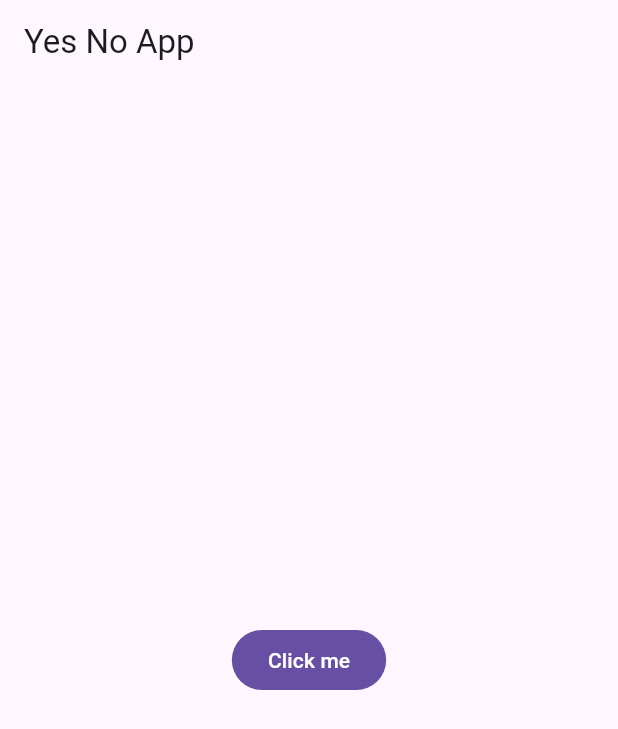
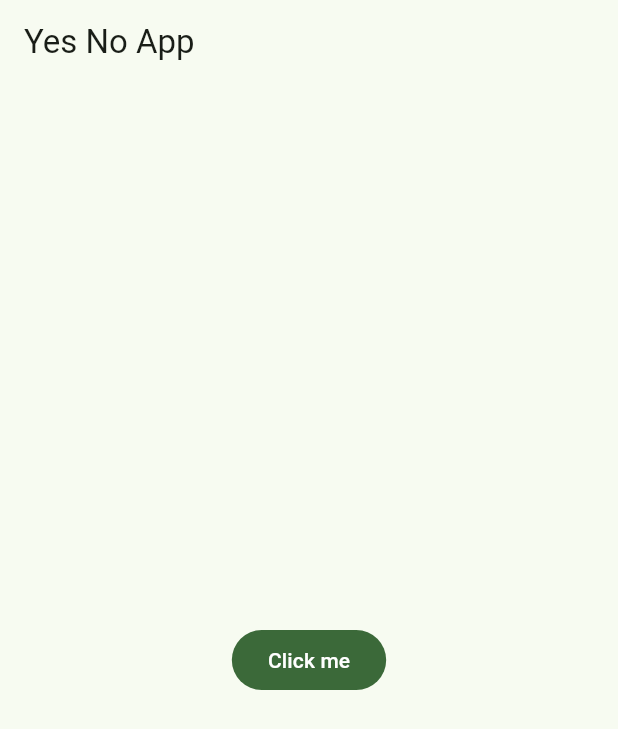
Before and after one commit to up220672/yes_no_app, a Flutter app: the screen it shows after launch, on a phone screen of 412 x 824 dp. Shown: the top 729 px of the screen. Run offline on Flutter 3.47's test engine with Material 3 defaults, Android fonts, the phone set to English and light mode, and no system bars.

Commit message:
Lección 1_2 lista

```diff
--- /dev/null
+++ b/lib/config/theme/app_theme.dart
@@ -0,0 +1,25 @@
+import 'package:flutter/material.dart';
+
+class AppTheme {
+  static const Color _customColor = Color.fromARGB(255, 62, 8, 149); // Color morado
+
+  static const List<Color> colorThemes = [
+    _customColor,
+    Colors.blue,
+    Colors.teal,
+    Colors.green,
+    Colors.yellow,
+    Colors.orange,
+    Colors.pink,
+  ];
+
+  static ThemeData getTheme(int selectedColor) {
+    assert(selectedColor >= 0 && selectedColor < colorThemes.length,
+        'selectedColor must be between 0 and ${colorThemes.length - 1}');
+
+    return ThemeData(
+      useMaterial3: true,
+      colorSchemeSeed: colorThemes[selectedColor], // Usar color seleccionado
+    );
+  }
+}
--- a/lib/main.dart
+++ b/lib/main.dart
@@ -1,15 +1,22 @@
 import 'package:flutter/material.dart';
+import 'package:yes_no_app/config/theme/app_theme.dart';
 
 void main() {
-  runApp(const MyApp());
+  runApp(const MyApp(selectedColor: 3)); // Cambia el número para seleccionar otro color
 }
 
 class MyApp extends StatelessWidget {
-  const MyApp({super.key});
+  final int selectedColor;
+
+  const MyApp({
+    super.key,
+    required this.selectedColor // Recibimos el color seleccionado
+  });
 
   @override
   Widget build(BuildContext context) {
     return MaterialApp(
+      theme: AppTheme.getTheme(selectedColor), // Aplicamos el tema con el color seleccionado
       debugShowCheckedModeBanner: false,
       title: 'Yes No App',
       home: Scaffold(
```
